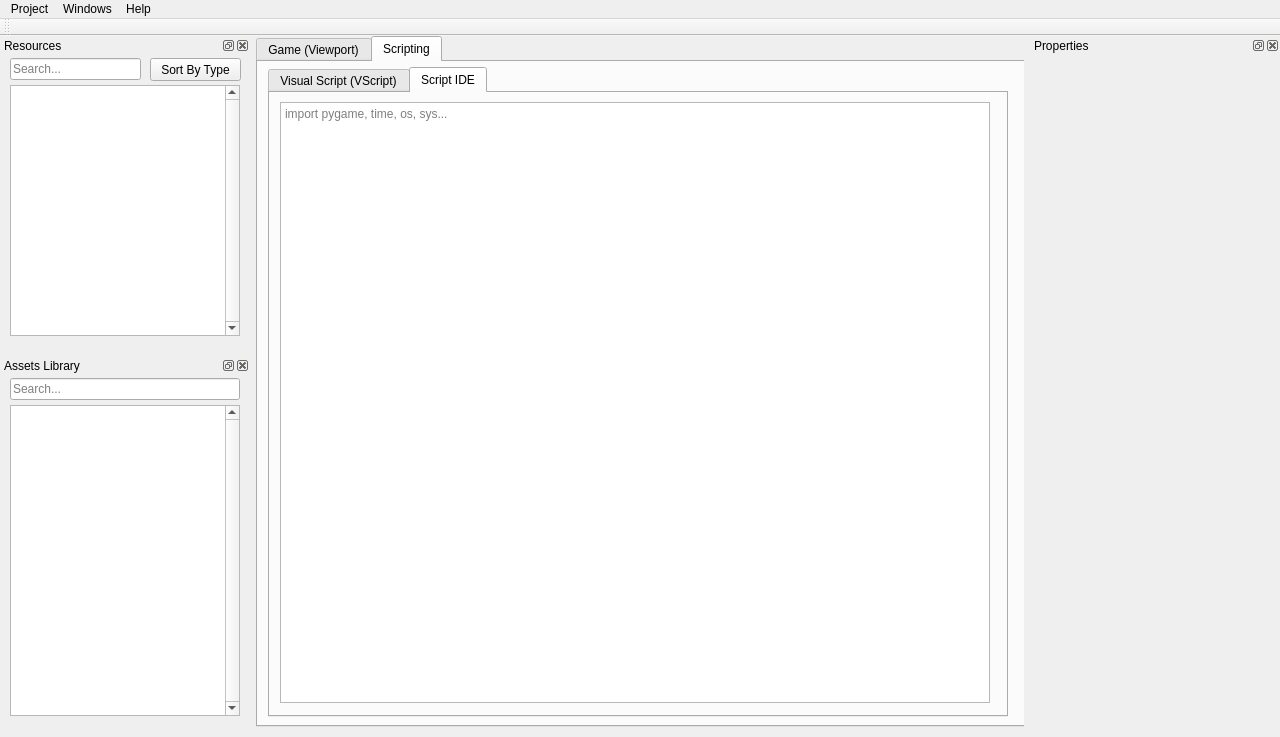
This is Pyglet Engine/untitled.ui in RedEgs/Cats-Citrus-Attack-TD as Qt 5 draws it before an edit. The edited form follows.
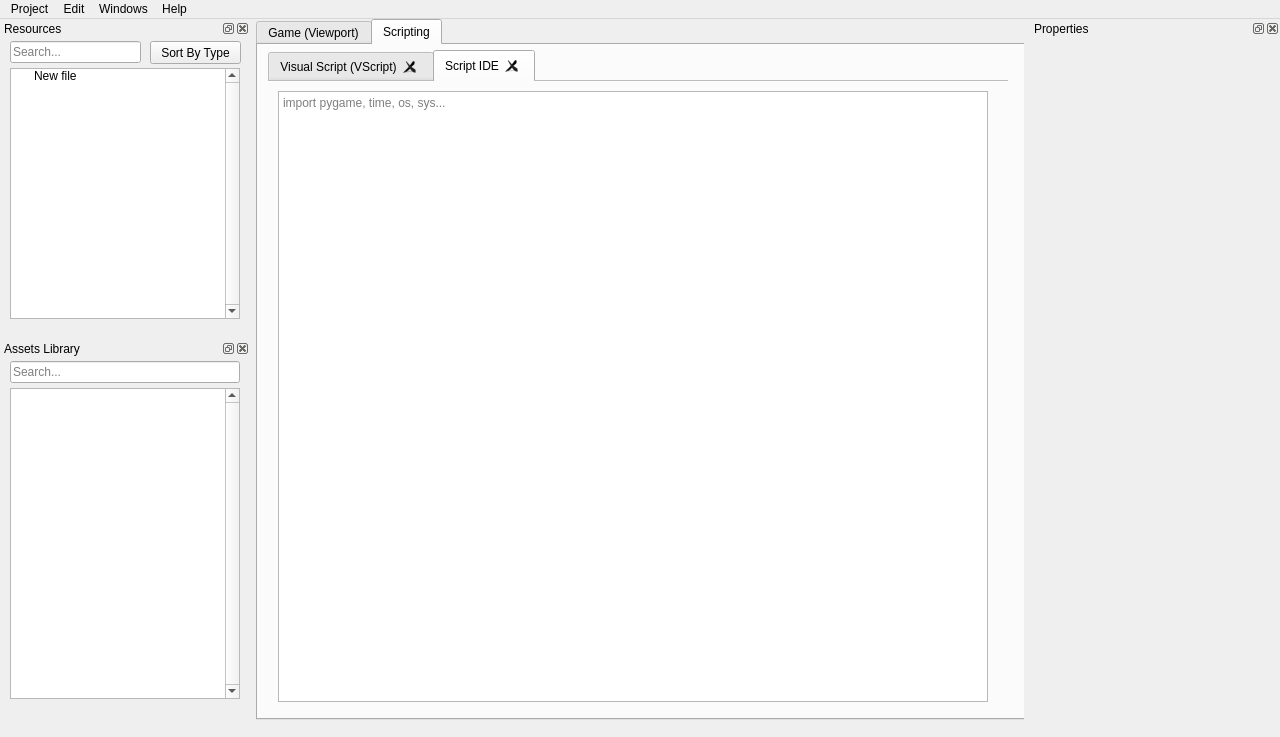
This is the edited form. Icons and pictures are not drawn.

```diff
--- a/Pyglet Engine/untitled.ui
+++ b/Pyglet Engine/untitled.ui
@@ -26,7 +26,7 @@
       <x>0</x>
       <y>0</y>
       <width>770</width>
-      <height>691</height>
+      <height>701</height>
      </rect>
     </property>
     <property name="currentIndex">
@@ -47,7 +47,7 @@
         <x>10</x>
         <y>5</y>
         <width>740</width>
-        <height>650</height>
+        <height>661</height>
        </rect>
       </property>
       <property name="tabPosition">
@@ -65,6 +65,15 @@
       <property name="usesScrollButtons">
        <bool>true</bool>
       </property>
+      <property name="documentMode">
+       <bool>true</bool>
+      </property>
+      <property name="tabsClosable">
+       <bool>true</bool>
+      </property>
+      <property name="movable">
+       <bool>true</bool>
+      </property>
       <widget class="QWidget" name="vscript_tab">
        <attribute name="title">
         <string>Visual Script (VScript)</string>
@@ -90,7 +99,7 @@
           <x>10</x>
           <y>9</y>
           <width>710</width>
-          <height>601</height>
+          <height>611</height>
          </rect>
         </property>
         <property name="frameShape">
@@ -210,6 +219,11 @@
        <string notr="true">1</string>
       </property>
      </column>
+     <item>
+      <property name="text">
+       <string>New file</string>
+      </property>
+     </item>
     </widget>
     <widget class="QLineEdit" name="resource_search_bar">
      <property name="geometry">
@@ -332,24 +346,13 @@
    </attribute>
    <widget class="QWidget" name="properties_dock_contents"/>
   </widget>
-  <widget class="QToolBar" name="tool_bar">
-   <property name="windowTitle">
-    <string>toolBar</string>
-   </property>
-   <attribute name="toolBarArea">
-    <enum>TopToolBarArea</enum>
-   </attribute>
-   <attribute name="toolBarBreak">
-    <bool>false</bool>
-   </attribute>
-  </widget>
   <widget class="QMenuBar" name="menu_bar">
    <property name="geometry">
     <rect>
      <x>0</x>
      <y>0</y>
      <width>1280</width>
-     <height>21</height>
+     <height>26</height>
     </rect>
    </property>
    <widget class="QMenu" name="project_button">
@@ -370,8 +373,17 @@
     <property name="title">
      <string>Help</string>
     </property>
+    <addaction name="actionVisit_Source"/>
+   </widget>
+   <widget class="QMenu" name="menuEdit">
+    <property name="title">
+     <string>Edit</string>
+    </property>
+    <addaction name="actionUndo"/>
+    <addaction name="actionRedo"/>
    </widget>
    <addaction name="project_button"/>
+   <addaction name="menuEdit"/>
    <addaction name="windows_button"/>
    <addaction name="help_button"/>
   </widget>
```
Left out of the diff: 179 changed lines with no effect on the pictures.
